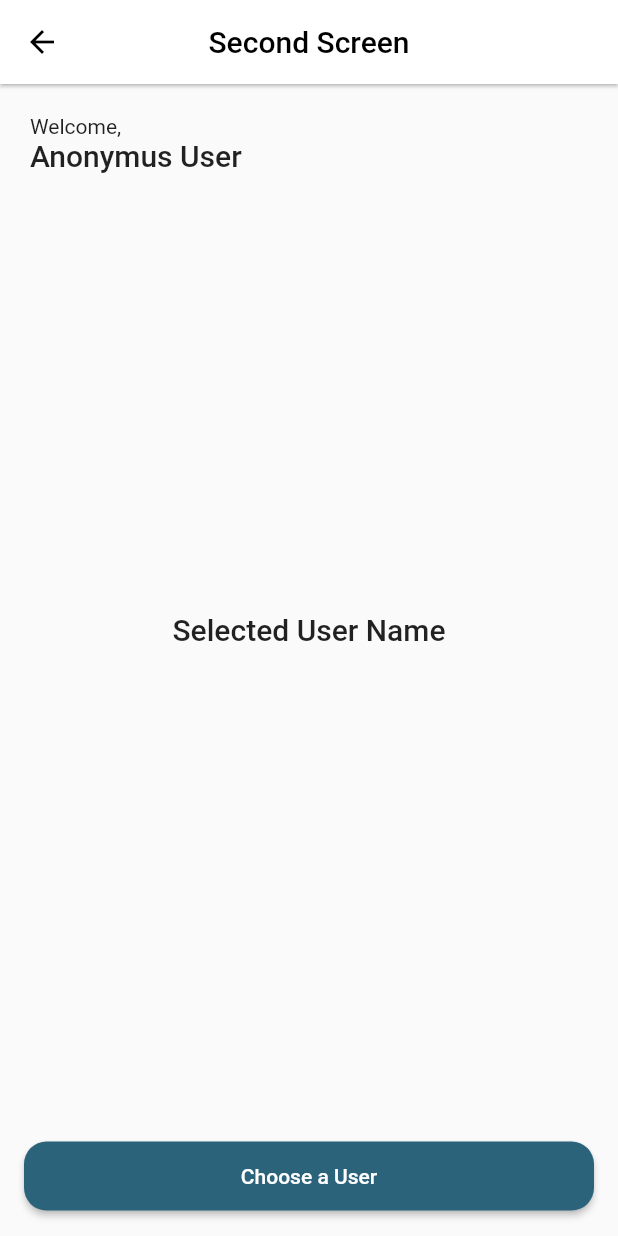
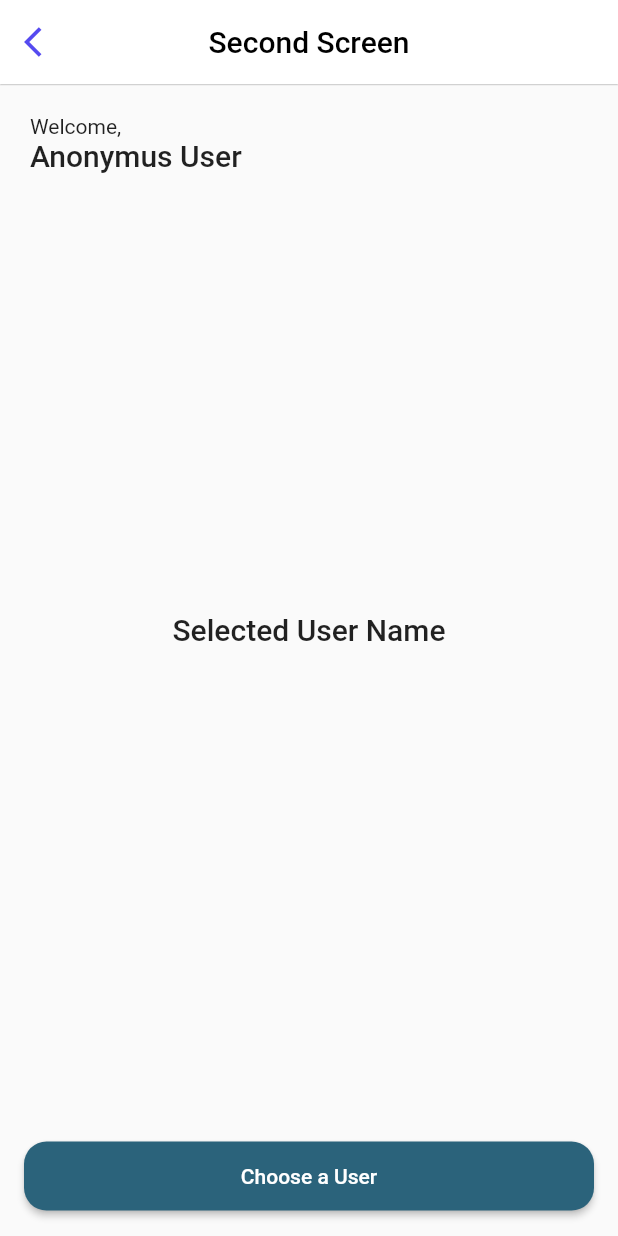
Before and after one commit to Kakaranara/Suitmedia-Exam, a Flutter app: the SecondScreen screen opened directly with empty values, on a phone screen of 412 x 824 dp. Run offline on Flutter 3.47's test engine with Material 2 defaults, Android fonts, the phone set to English and light mode, and no system bars; our stand-ins replace bloc, flutter_bloc.

Commit message:
styling in appbar

```diff
--- a/lib/constant/colors.dart
+++ b/lib/constant/colors.dart
@@ -3,3 +3,7 @@ import 'package:flutter/material.dart';
 Color mainColors({double opacity = 1}) {
   return Color.fromRGBO(43, 99, 123, opacity);
 }
+
+Color backButtonColors({double opacity = 1}) {
+  return Color.fromRGBO(85, 74, 240, opacity);
+}
--- /dev/null
+++ b/lib/constant/widget.dart
@@ -0,0 +1,15 @@
+import 'package:flutter/material.dart';
+
+import 'colors.dart';
+
+Widget newBackButton(BuildContext context) {
+  return GestureDetector(
+    onTap: () {
+      Navigator.of(context).pop();
+    },
+    child: Icon(
+      Icons.arrow_back_ios,
+      color: backButtonColors(),
+    ),
+  );
+}
--- a/lib/main.dart
+++ b/lib/main.dart
@@ -23,7 +23,7 @@ class MyApp extends StatelessWidget {
             title: 'Material App',
             theme: ThemeData(
               appBarTheme: AppBarTheme(
-                  elevation: 1,
+                  elevation: 0.35,
                   backgroundColor: Colors.white,
                   foregroundColor: Colors.black),
               colorScheme: ColorScheme.light(primary: mainColors()),
--- a/lib/second.dart
+++ b/lib/second.dart
@@ -4,6 +4,8 @@ import 'package:flutter/material.dart';
 import 'package:flutter/src/foundation/key.dart';
 import 'package:flutter/src/widgets/framework.dart';
 import 'package:flutter_bloc/flutter_bloc.dart';
+import 'package:suitmedia_test/constant/colors.dart';
+import 'package:suitmedia_test/constant/widget.dart';
 import 'package:suitmedia_test/data/cubit/reqres_cubit.dart';
 import 'package:suitmedia_test/namestate/cubit/name_cubit.dart';
 import 'package:suitmedia_test/third.dart';
@@ -35,6 +37,7 @@ class _SecondScreenState extends State<SecondScreen> {
       appBar: AppBar(
         centerTitle: true,
         title: Text("Second Screen"),
+        leading: newBackButton(context),
       ),
       bottomNavigationBar: _bottomNavbar(),
       body: Container(
--- a/lib/third.dart
+++ b/lib/third.dart
@@ -1,5 +1,6 @@
 import 'package:flutter/material.dart';
 import 'package:flutter_bloc/flutter_bloc.dart';
+import 'package:suitmedia_test/constant/widget.dart';
 import 'package:suitmedia_test/data/cubit/reqres_cubit.dart';
 import 'package:suitmedia_test/data/model/Reqres.dart';
 import 'package:suitmedia_test/namestate/cubit/name_cubit.dart';
@@ -36,6 +37,7 @@ class _ThirdScreenState extends State<ThirdScreen> {
       appBar: AppBar(
         centerTitle: true,
         title: const Text("Third Screen"),
+        leading: newBackButton(context),
       ),
       body: RefreshIndicator(
         onRefresh: checkAll,
```
